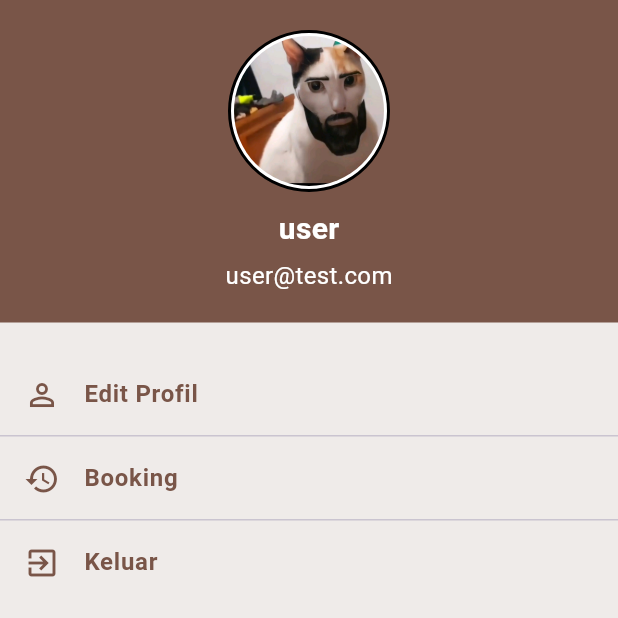
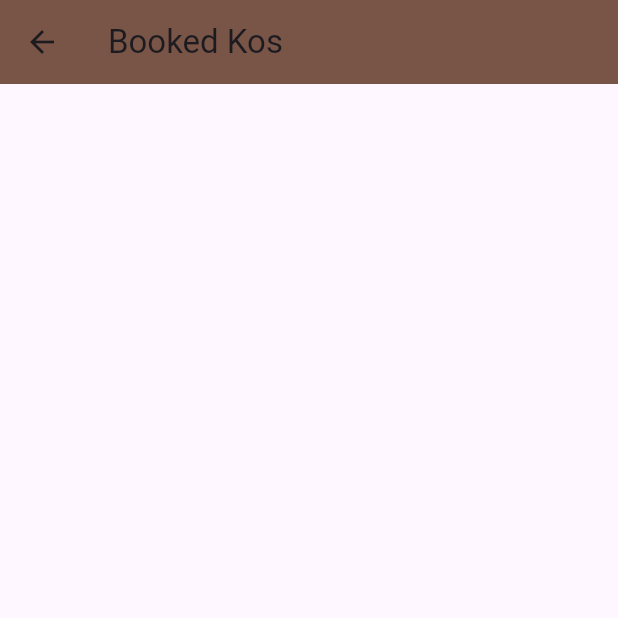
Before and after one commit to tuwidzz/carikosannn, a Flutter app: the ProfileScreen screen opened directly, after a tap on "Booking", on a phone screen of 412 x 824 dp, the top half of it. Run offline on Flutter 3.47's test engine with Material 3 defaults, Android fonts, the light colour scheme and no system bars; our stand-ins replace flutter_bloc, flutter_secure_storage, image_picker; accounts and stored records are empty.

Commit message:
fix backbone
wlewlelweekef

```diff
--- /dev/null
+++ b/lib/dto/book_manager.dart
@@ -0,0 +1,18 @@
+import 'package:carikosannn/dto/kos.dart';
+
+class BookedKosManager {
+  static final BookedKosManager _instance = BookedKosManager._internal();
+  final List<Kos> _bookedKosList = [];
+
+  BookedKosManager._internal();
+
+  factory BookedKosManager() {
+    return _instance;
+  }
+
+  void addKos(Kos kos) {
+    _bookedKosList.add(kos);
+  }
+
+  List<Kos> get bookedKosList => _bookedKosList;
+}
--- a/lib/screen/routes/admin/1home.dart
+++ b/lib/screen/routes/admin/1home.dart
@@ -3,7 +3,7 @@
 
 import 'dart:io';
 
-import 'package:carikosannn/dto/manager.dart';
+import 'package:carikosannn/dto/kos_manager.dart';
 import 'package:carikosannn/screen/routes/admin/add.dart';
 import 'package:carikosannn/screen/routes/admin/2history.dart';
 import 'package:carikosannn/screen/routes/admin/edit.dart';
--- a/lib/screen/routes/admin/add.dart
+++ b/lib/screen/routes/admin/add.dart
@@ -5,7 +5,7 @@ import 'package:flutter/material.dart';
 import 'package:image_picker/image_picker.dart';
 import 'package:path_provider/path_provider.dart';
 import '../../../dto/kos.dart';
-import '../../../dto/manager.dart';
+import '../../../dto/kos_manager.dart';
 
 class AddKos extends StatefulWidget {
   const AddKos({super.key});
--- a/lib/screen/routes/admin/edit.dart
+++ b/lib/screen/routes/admin/edit.dart
@@ -2,7 +2,7 @@
 
 import 'dart:io';
 import 'package:carikosannn/dto/kos.dart';
-import 'package:carikosannn/dto/manager.dart';
+import 'package:carikosannn/dto/kos_manager.dart';
 import 'package:flutter/material.dart';
 import 'package:image_picker/image_picker.dart';
 import 'package:path_provider/path_provider.dart';
--- a/lib/screen/routes/user/1home.dart
+++ b/lib/screen/routes/user/1home.dart
@@ -4,7 +4,7 @@
 import 'dart:io';
 import 'package:flutter/material.dart';
 import 'package:carikosannn/dto/kos.dart';
-import 'package:carikosannn/dto/manager.dart';
+import 'package:carikosannn/dto/kos_manager.dart';
 import 'package:carikosannn/screen/routes/about.dart';
 import 'package:carikosannn/screen/routes/user/3chat.dart';
 import 'package:carikosannn/screen/routes/user/cs.dart';
--- a/lib/screen/routes/user/4profil.dart
+++ b/lib/screen/routes/user/4profil.dart
@@ -3,6 +3,9 @@
 
 import 'package:flutter/material.dart';
 import 'package:carikosannn/main.dart';
+import 'package:carikosannn/dto/book_manager.dart';
+
+import '../../widgets/book_screen.dart'; // Import BookScreen
 
 class ProfileScreen extends StatelessWidget {
   const ProfileScreen({super.key});
@@ -65,6 +68,10 @@ class ProfileScreen extends StatelessWidget {
             const Divider(height: 0),
             buildListTile(Icons.history, 'Booking', () {
               // Navigasi ke halaman riwayat pembelian
+              Navigator.push(
+                context,
+                MaterialPageRoute(builder: (context) => const BookScreen()),
+              );
             }),
             const Divider(height: 0),
             buildListTile(Icons.exit_to_app, 'Keluar', () {
--- a/lib/screen/routes/user/home_content.dart
+++ b/lib/screen/routes/user/home_content.dart
@@ -1,6 +1,6 @@
 import 'dart:io';
 import 'package:carikosannn/dto/kos.dart';
-import 'package:carikosannn/dto/manager.dart';
+import 'package:carikosannn/dto/kos_manager.dart';
 import 'package:flutter/material.dart';
 import '2fav.dart';
 
--- /dev/null
+++ b/lib/screen/widgets/book_screen.dart
@@ -0,0 +1,36 @@
+import 'dart:io';
+import 'package:flutter/material.dart';
+import 'package:carikosannn/dto/kos.dart';
+import 'package:carikosannn/dto/book_manager.dart';
+
+class BookScreen extends StatelessWidget {
+  const BookScreen({Key? key}) : super(key: key);
+
+  @override
+  Widget build(BuildContext context) {
+    final bookedKosList = BookedKosManager().bookedKosList;
+
+    return Scaffold(
+      appBar: AppBar(
+        title: const Text('Booked Kos'),
+        backgroundColor: Colors.brown,
+      ),
+      body: ListView.builder(
+        itemCount: bookedKosList.length,
+        itemBuilder: (context, index) {
+          final kos = bookedKosList[index];
+          return ListTile(
+            leading: Image.file(
+              File(kos.imagePath),
+              width: 50,
+              height: 50,
+              fit: BoxFit.cover,
+            ),
+            title: Text(kos.name),
+            subtitle: Text('Rp ${kos.price}'),
+          );
+        },
+      ),
+    );
+  }
+}
--- a/lib/screen/widgets/detail_screen.dart
+++ b/lib/screen/widgets/detail_screen.dart
@@ -3,6 +3,7 @@
 import 'dart:io';
 import 'package:flutter/material.dart';
 import 'package:carikosannn/dto/kos.dart';
+import 'package:carikosannn/dto/book_manager.dart'; // Import the manager
 
 class KosDetailScreen extends StatelessWidget {
   final Kos kos;
@@ -33,22 +34,11 @@ class KosDetailScreen extends StatelessWidget {
                 'Nama: ${kos.name}',
                 style: const TextStyle(fontSize: 16),
               ),
-              // Text(
-              //   kos.name,
-              //   style: const TextStyle(
-              //     fontSize: 24,
-              //     fontWeight: FontWeight.bold,
-              //   ),
-              // ),
               const SizedBox(height: 8),
               Text(
                 'Alamat: ${kos.address}',
                 style: const TextStyle(fontSize: 16),
               ),
-              // Text(
-              //   kos.address,
-              //   style: const TextStyle(fontSize: 16),
-              // ),
               const SizedBox(height: 8),
               Text(
                 'Kota: ${kos.city}',
@@ -59,11 +49,6 @@ class KosDetailScreen extends StatelessWidget {
                 'Deskripsi: ${kos.description}',
                 style: const TextStyle(fontSize: 16),
               ),
-              // const SizedBox(height: 8),
-              // Text(
-              //   kos.description,
-              //   style: const TextStyle(fontSize: 16),
-              // ),
               const SizedBox(height: 8),
               Text(
                 'Fasilitas: ${kos.facilities}',
@@ -87,7 +72,7 @@ class KosDetailScreen extends StatelessWidget {
               Center(
                 child: ElevatedButton(
                   onPressed: () {
-                    // Implement booking functionality here
+                    BookedKosManager().addKos(kos); // Add booking functionality
                     ScaffoldMessenger.of(context).showSnackBar(
                       const SnackBar(content: Text('Booking berhasil!')),
                     );
@@ -95,7 +80,7 @@ class KosDetailScreen extends StatelessWidget {
                   child: const Text('Booking Sekarang'),
                   style: ElevatedButton.styleFrom(
                     foregroundColor: Colors.brown,
-                    backgroundColor: Colors.white, // Text color
+                    backgroundColor: Colors.white,
                   ),
                 ),
               ),
```
Also changed, not shown: lib/dto/kos_manager.dart (renamed from lib/dto/manager.dart).
